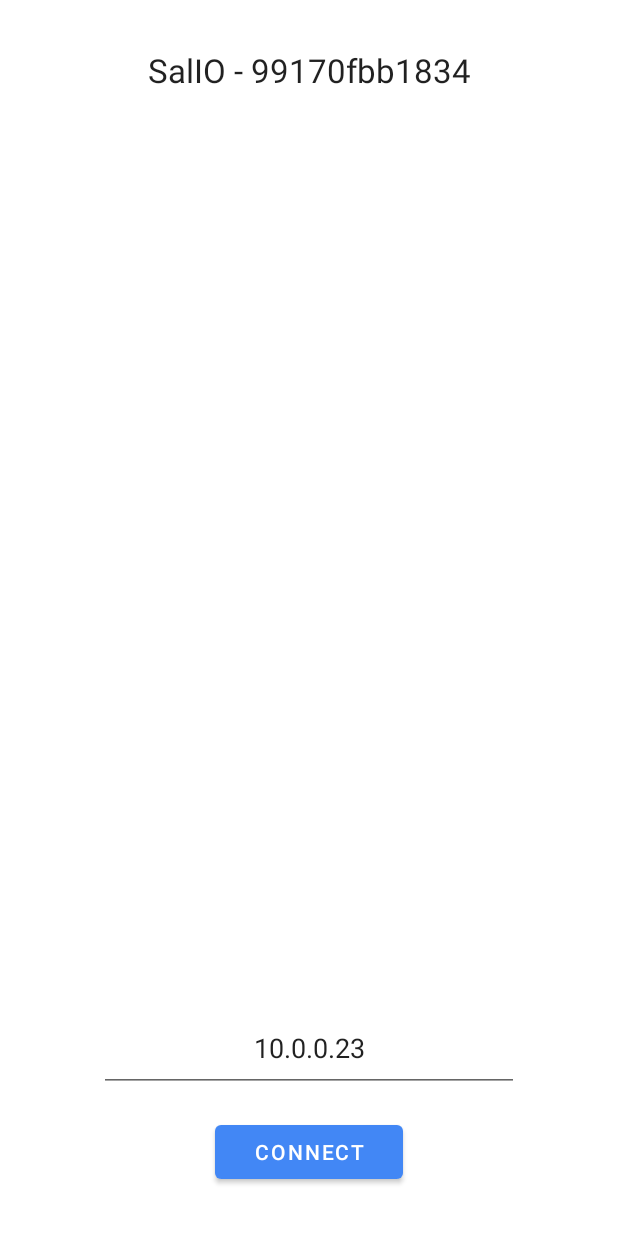
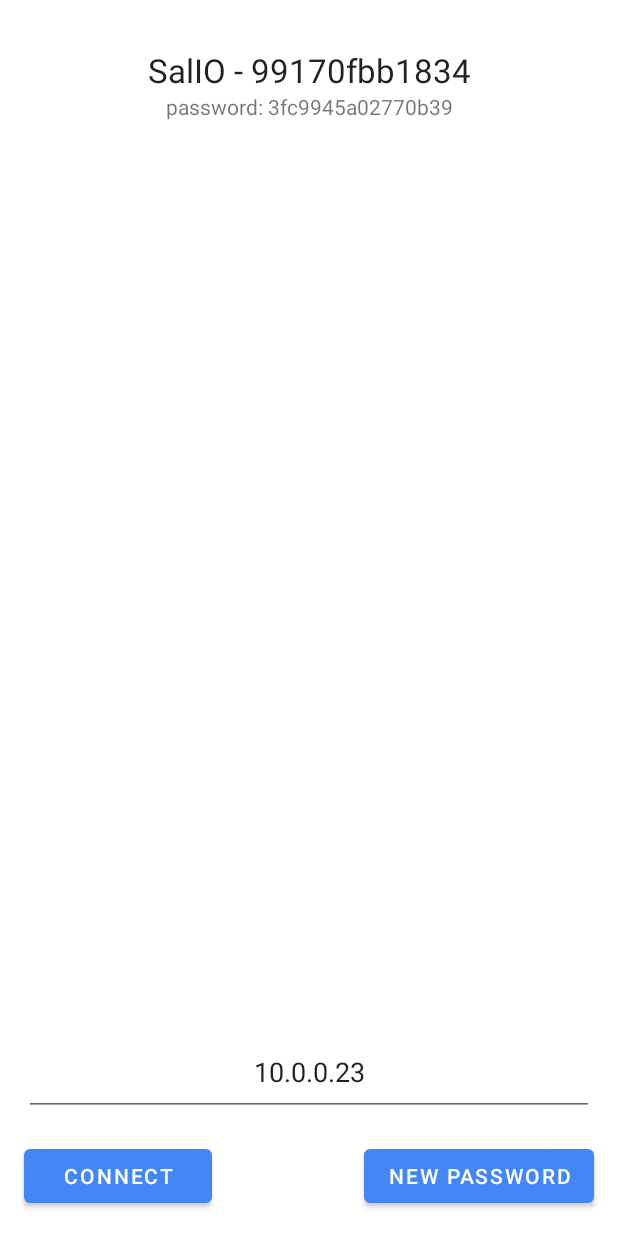
Before and after one commit to dragazo/PhoneIoT-android, an Android app: the screen it shows after launch (MainActivity), on a phone screen of 412 x 824 dp. Run offline under Robolectric (Android 15) with nearby library versions, the phone set to English and light mode, and no system bars.

Commit message:
password auth
added password authentication.
this is a random 63-bit integer that is generated when the app is started.
it expires (and is regenerated) after 1 day or at the push of a button.
requests to the device must pass this password or they will be ignored.

```diff
--- a/app/src/main/java/com/health/salio/MainActivity.java
+++ b/app/src/main/java/com/health/salio/MainActivity.java
@@ -280,6 +280,39 @@ public class MainActivity extends AppCompatActivity {
 
     // ----------------------------------------------
 
+    private static final long PASSWORD_EXPIRY_INTERVAL = 1 * 1000 * 60 * 60 * 24; // expire after one day
+
+    private long _rawPassword = 0;
+    private long _passwordExpiry = 0;
+
+    public long getPassword() {
+        long nowtime = System.currentTimeMillis();
+        if (nowtime < _passwordExpiry) return _rawPassword;
+        _rawPassword = rand.nextLong() & Long.MAX_VALUE; // password is a 63-bit (positive) value
+        _passwordExpiry = nowtime + PASSWORD_EXPIRY_INTERVAL;
+
+        TextView text = (TextView)findViewById(R.id.authText);
+        text.setText(String.format("password: %016x", _rawPassword));
+
+        return _rawPassword;
+    }
+    public long getNewPassword() {
+        _passwordExpiry = 0;
+        return getPassword();
+    }
+
+    // ----------------------------------------------
+
+    private static long fromBEBytes(byte[] v, int start, int length) {
+        long res = 0;
+        for (int i = 0; i < length; ++i) res = (res << 8) | ((long)v[start + i] & 0xff);
+        return res;
+    }
+
+    // ----------------------------------------------
+
+    private Random rand = new Random();
+
     private static final int SENSOR_DISPLAY_UPDATE_FREQUENCY = 1000;
 
     private static final int SERVER_PORT = 1975;
@@ -295,11 +328,6 @@ public class MainActivity extends AppCompatActivity {
     private Thread udpServerThread = null;
     private Thread tcpServerThread = null;
     private long next_heartbeat = 0;
-
-    @FunctionalInterface
-    private interface VectorSender {
-        void send(float[] vec) throws Exception;
-    }
 
     private void connectToServer() {
         if (udpSocket == null) {
@@ -336,7 +364,13 @@ public class MainActivity extends AppCompatActivity {
                         // wait for a message - short duration is so we can see reconnections quickly
                         udpSocket.setSoTimeout(1 * 1000);
                         udpSocket.receive(packet);
-                        if (packet.getLength() == 0) continue;
+
+                        // ignore anything that's invalid or fails to auth
+                        if (packet.getLength() != 9 || fromBEBytes(buf, 1, 8) != getPassword()) {
+                            continue;
+                        }
+
+                        // otherwise do the actual request
                         BasicSensor src;
                         switch (buf[0]) {
                             case 'A': src = accelerometer; break;
@@ -351,7 +385,7 @@ public class MainActivity extends AppCompatActivity {
                             case 'l': src = light; break;
                             case 'X': src = location; break;
                             case 'O': src = orientationCalculator; break;
-                            default: continue;
+                            default: continue; // ignore anything we don't recognize
                         }
                         if (src.isSupported()) { // if the sensor is supported, send back all the content
                             src.calculate(); // compute software-emulated logic (if any)
@@ -374,12 +408,18 @@ public class MainActivity extends AppCompatActivity {
             tcpServerThread = new Thread(() -> {
                 byte[] buf = new byte[64];
                 while (true) {
-                    try {
-                        try (Socket client = tcpSocket.accept()) {
-                            int buflen = client.getInputStream().read(buf);
-                            if (buflen == 1 && buf[0] == 'D') {
+                    try (Socket client = tcpSocket.accept()) {
+                        int buflen = client.getInputStream().read(buf);
+
+                        // ignore anything that's invalid or fails to auth
+                        if (buflen != 9 || fromBEBytes(buf, 1, 8) != getPassword()) {
+                            continue;
+                        }
+
+                        switch (buf[0]) {
+                            case 'D':
                                 imgSnapshot.compress(Bitmap.CompressFormat.JPEG, 90, client.getOutputStream()); // netsblox has a max resolution anyway, so no need for 100% quality compression
-                            }
+                                break;
                         }
                     }
                     catch (SocketTimeoutException ignored) {} // this is fine - just means we hit the timeout we requested
@@ -445,8 +485,7 @@ public class MainActivity extends AppCompatActivity {
         try { macInt = prefs.getLong(MAC_ADDR_PREF_NAME, -1); }
         catch (Exception ignored) { Toast.makeText(this, ignored.toString(), Toast.LENGTH_LONG).show(); }
         if (macInt < 0) {
-            Random r = new Random(); // generate a random fake mac addr (new versions of android no longer support getting the real one)
-            r.nextBytes(macAddress);
+            rand.nextBytes(macAddress); // generate a random fake mac addr (new versions of android no longer support getting the real one)
 
             // cache the generated value in preferences (so multiple application starts have the same id)
             macInt = 0;
@@ -463,6 +502,10 @@ public class MainActivity extends AppCompatActivity {
         b.append("SalIO - ");
         appendBytes(b, macAddress);
         title.setText(b.toString());
+
+        // --------------------------------------------------
+
+        getNewPassword();
 
         // --------------------------------------------------
 
@@ -657,6 +700,8 @@ public class MainActivity extends AppCompatActivity {
         }
     }
 
+    // ------------------------------------------------------------------------------
+
     public void serverConnectButtonPress(View view) {
         connectToServer();
     }
@@ -677,4 +722,5 @@ public class MainActivity extends AppCompatActivity {
             }
         }
     }
+    public void newPasswordButtonClick(View view) { getNewPassword(); }
 }
--- a/app/src/main/res/layout/activity_main.xml
+++ b/app/src/main/res/layout/activity_main.xml
@@ -14,7 +14,7 @@
         android:layout_height="wrap_content"
         android:layout_marginStart="32dp"
         android:layout_marginLeft="32dp"
-        android:layout_marginTop="16dp"
+        android:layout_marginTop="32dp"
         android:layout_marginEnd="32dp"
         android:layout_marginRight="32dp"
         android:gravity="center_horizontal"
@@ -26,7 +26,7 @@
 
     <EditText
         android:id="@+id/serverHostText"
-        android:layout_width="280dp"
+        android:layout_width="0dp"
         android:layout_height="58dp"
         android:layout_marginStart="16dp"
         android:layout_marginLeft="16dp"
@@ -45,11 +45,12 @@
         android:id="@+id/connectButton"
         android:layout_width="125dp"
         android:layout_height="wrap_content"
-        android:layout_marginBottom="32dp"
+        android:layout_marginStart="16dp"
+        android:layout_marginLeft="16dp"
+        android:layout_marginBottom="16dp"
         android:onClick="serverConnectButtonPress"
         android:text="Connect"
         app:layout_constraintBottom_toBottomOf="parent"
-        app:layout_constraintEnd_toEndOf="parent"
         app:layout_constraintStart_toStartOf="parent" />
 
     <TextView
@@ -85,4 +86,25 @@
         app:layout_constraintTop_toBottomOf="@+id/sensorDisplay"
         tools:src="@tools:sample/avatars" />
 
+    <Button
+        android:id="@+id/updateAuthButton"
+        android:layout_width="wrap_content"
+        android:layout_height="wrap_content"
+        android:layout_marginEnd="16dp"
+        android:layout_marginRight="16dp"
+        android:layout_marginBottom="16dp"
+        android:onClick="newPasswordButtonClick"
+        android:text="New Password"
+        app:layout_constraintBottom_toBottomOf="parent"
+        app:layout_constraintEnd_toEndOf="parent" />
+
+    <TextView
+        android:id="@+id/authText"
+        android:layout_width="wrap_content"
+        android:layout_height="wrap_content"
+        android:text="TextView"
+        app:layout_constraintEnd_toEndOf="parent"
+        app:layout_constraintStart_toStartOf="parent"
+        app:layout_constraintTop_toBottomOf="@+id/titleText" />
+
 </androidx.constraintlayout.widget.ConstraintLayout>
```
